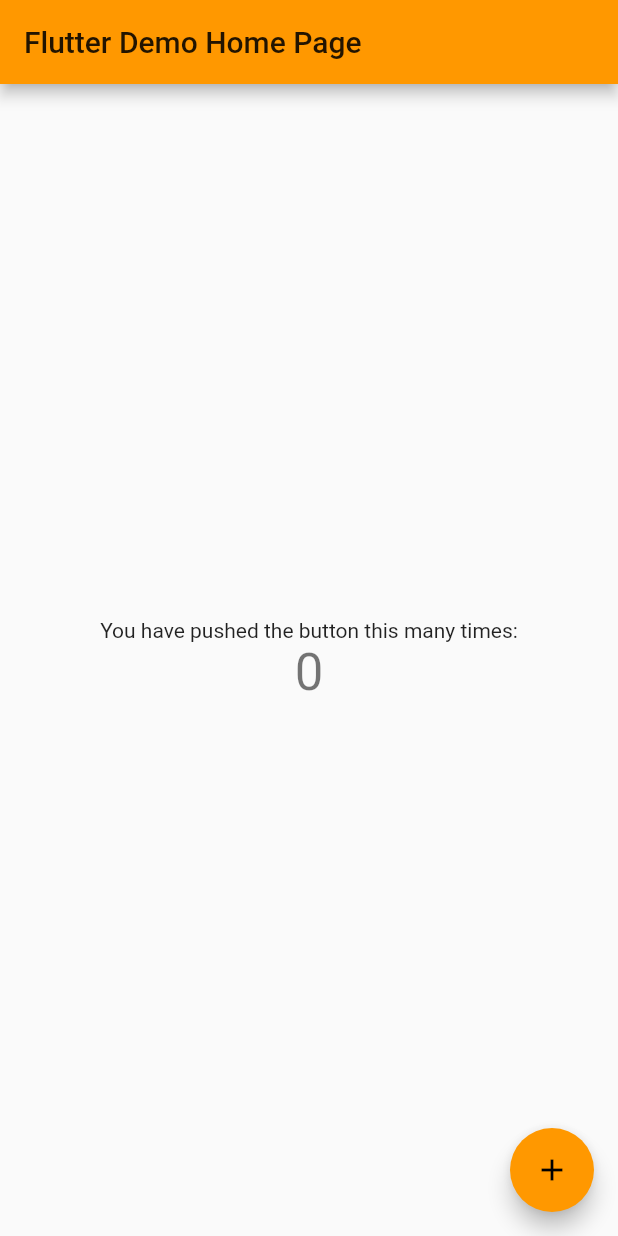
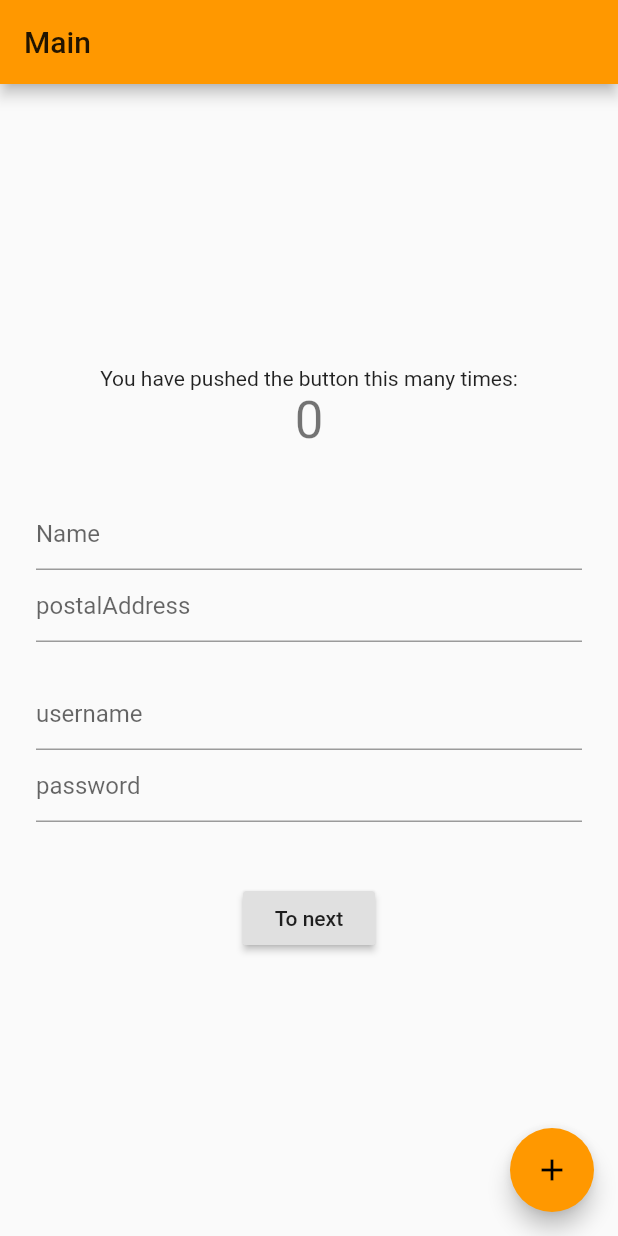
Before and after one commit to SeanZom/CI-demo, a Flutter app: the screen it shows after launch, on a phone screen of 412 x 824 dp. Run offline on Flutter 3.47's test engine with Material 2 defaults, Android fonts, the phone set to English and light mode, and no system bars.

Commit message:
Feature/random change1 (#1)
* add some random stuff

* updated version info

```diff
--- a/lib/main.dart
+++ b/lib/main.dart
@@ -1,7 +1,40 @@
+import 'package:ci_demo/second.dart';
+import 'package:ci_demo/third.dart';
 import 'package:flutter/material.dart';
 
 void main() {
   runApp(MyApp());
+}
+
+Route _generateRoute(RouteSettings settings) {
+  switch (settings.name) {
+    case '/':
+      return MaterialPageRoute<MyHomePage>(
+        builder: (_) => const MyHomePage(
+          title: 'Main',
+        ),
+        settings: RouteSettings(name: settings.name),
+      );
+    case '/second':
+      return MaterialPageRoute<SecondPage>(
+        builder: (_) => const SecondPage(),
+        settings: RouteSettings(name: settings.name),
+      );
+    case '/second/sub':
+      return MaterialPageRoute<ThirdPage>(
+        builder: (_) => const ThirdPage(),
+        settings: RouteSettings(name: settings.name),
+      );
+    default:
+      return MaterialPageRoute<Widget>(
+        builder: (_) => Scaffold(
+          body: Center(
+            child: Text('Page not found'),
+          ),
+        ),
+        settings: RouteSettings(name: settings.name),
+      );
+  }
 }
 
 class MyApp extends StatelessWidget {
@@ -11,37 +44,16 @@ class MyApp extends StatelessWidget {
     return MaterialApp(
       title: 'Flutter Demo',
       theme: ThemeData(
-        // This is the theme of your application.
-        //
-        // Try running your application with "flutter run". You'll see the
-        // application has a blue toolbar. Then, without quitting the app, try
-        // changing the primarySwatch below to Colors.green and then invoke
-        // "hot reload" (press "r" in the console where you ran "flutter run",
-        // or simply save your changes to "hot reload" in a Flutter IDE).
-        // Notice that the counter didn't reset back to zero; the application
-        // is not restarted.
         primarySwatch: Colors.orange,
-        // This makes the visual density adapt to the platform that you run
-        // the app on. For desktop platforms, the controls will be smaller and
-        // closer together (more dense) than on mobile platforms.
         visualDensity: VisualDensity.adaptivePlatformDensity,
       ),
-      home: MyHomePage(title: 'Flutter Demo Home Page'),
+      onGenerateRoute: _generateRoute,
     );
   }
 }
 
 class MyHomePage extends StatefulWidget {
-  MyHomePage({Key key, this.title}) : super(key: key);
-
-  // This widget is the home page of your application. It is stateful, meaning
-  // that it has a State object (defined below) that contains fields that affect
-  // how it looks.
-
-  // This class is the configuration for the state. It holds the values (in this
-  // case the title) provided by the parent (in this case the App widget) and
-  // used by the build method of the State. Fields in a Widget subclass are
-  // always marked "final".
+  const MyHomePage({Key key, this.title}) : super(key: key);
 
   final String title;
 
@@ -54,47 +66,22 @@ class _MyHomePageState extends State<MyHomePage> {
 
   void _incrementCounter() {
     setState(() {
-      // This call to setState tells the Flutter framework that something has
-      // changed in this State, which causes it to rerun the build method below
-      // so that the display can reflect the updated values. If we changed
-      // _counter without calling setState(), then the build method would not be
-      // called again, and so nothing would appear to happen.
       _counter++;
     });
   }
 
   @override
   Widget build(BuildContext context) {
-    // This method is rerun every time setState is called, for instance as done
-    // by the _incrementCounter method above.
-    //
-    // The Flutter framework has been optimized to make rerunning build methods
-    // fast, so that you can just rebuild anything that needs updating rather
-    // than having to individually change instances of widgets.
     return Scaffold(
       appBar: AppBar(
-        // Here we take the value from the MyHomePage object that was created by
-        // the App.build method, and use it to set our appbar title.
         title: Text(widget.title),
       ),
-      body: Center(
-        // Center is a layout widget. It takes a single child and positions it
-        // in the middle of the parent.
+      body: Padding(
+        padding: const EdgeInsets.symmetric(
+          vertical: 48.0,
+          horizontal: 24.0,
+        ),
         child: Column(
-          // Column is also a layout widget. It takes a list of children and
-          // arranges them vertically. By default, it sizes itself to fit its
-          // children horizontally, and tries to be as tall as its parent.
-          //
-          // Invoke "debug painting" (press "p" in the console, choose the
-          // "Toggle Debug Paint" action from the Flutter Inspector in Android
-          // Studio, or the "Toggle Debug Paint" command in Visual Studio Code)
-          // to see the wireframe for each widget.
-          //
-          // Column has various properties to control how it sizes itself and
-          // how it positions its children. Here we use mainAxisAlignment to
-          // center the children vertically; the main axis here is the vertical
-          // axis because Columns are vertical (the cross axis would be
-          // horizontal).
           mainAxisAlignment: MainAxisAlignment.center,
           children: <Widget>[
             Text(
@@ -104,6 +91,43 @@ class _MyHomePageState extends State<MyHomePage> {
               '$_counter',
               style: Theme.of(context).textTheme.headline4,
             ),
+            const SizedBox(height: 32.0),
+            TextField(
+              autofillHints: [AutofillHints.name],
+              decoration: InputDecoration(hintText: 'Name'),
+            ),
+            TextField(
+              autofillHints: [AutofillHints.postalAddress],
+              decoration: InputDecoration(hintText: 'postalAddress'),
+            ),
+            const SizedBox(height: 24.0),
+            AutofillGroup(
+              key: const ValueKey('newuser'),
+              child: Column(
+                children: [
+                  TextField(
+                    autofillHints: [
+                      AutofillHints.username,
+                      AutofillHints.email,
+                      AutofillHints.telephoneNumber,
+                    ],
+                    decoration: InputDecoration(hintText: 'username'),
+                  ),
+                  TextField(
+                    autofillHints: [AutofillHints.password],
+                    decoration: InputDecoration(hintText: 'password'),
+                    obscureText: true,
+                  ),
+                ],
+              ),
+            ),
+            const SizedBox(height: 40.0),
+            RaisedButton(
+              onPressed: () {
+                Navigator.pushNamed(context, '/second');
+              },
+              child: Text('To next'),
+            )
           ],
         ),
       ),
--- a/pubspec.yaml
+++ b/pubspec.yaml
@@ -15,7 +15,7 @@ publish_to: 'none' # Remove this line if you wish to publish to pub.dev
 # In iOS, build-name is used as CFBundleShortVersionString while build-number used as CFBundleVersion.
 # Read more about iOS versioning at
 # https://developer.apple.com/library/archive/documentation/General/Reference/InfoPlistKeyReference/Articles/CoreFoundationKeys.html
-version: 1.0.0+1
+version: 1.0.0+3
 
 environment:
   sdk: ">=2.7.0 <3.0.0"
```
Also changed, not shown: lib/second.dart (added, +33 -0 lines), lib/third.dart (added, +33 -0 lines), .github/workflows/integrate.yaml.
